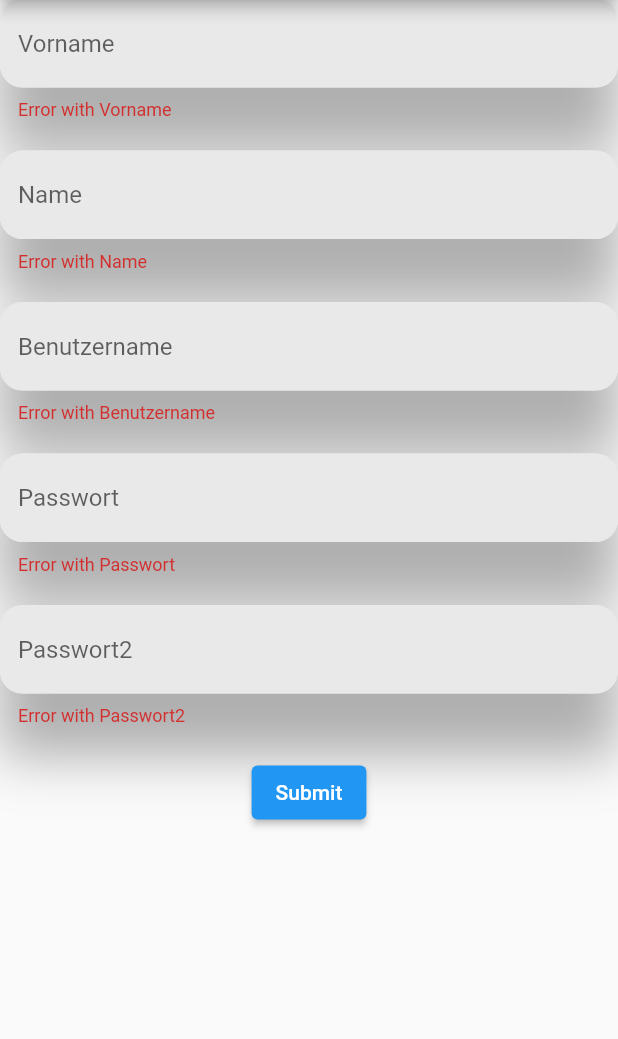
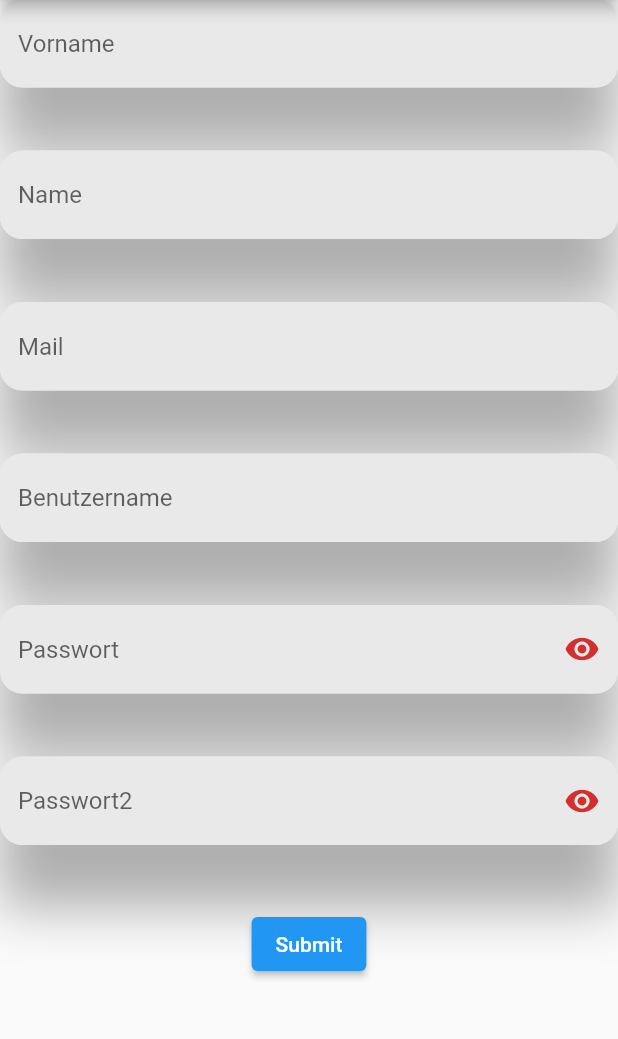
Before and after one commit to lukkaempf/Flutter_Test, a Flutter app: the Home screen opened by its route, after a tap on "Abmelden", after a tap on "Noch kein Konto? Jetzt Registieren", on a phone screen of 412 x 824 dp, the part 85-1124 px from its top. Run offline on Flutter 3.47's test engine with Material 2 defaults, Android fonts, the phone set to English and light mode, and no system bars; our stand-ins replace flutter_secure_storage; accounts and stored records are empty.

Commit message:
update signup, update flutter structure

```diff
--- a/lib/main.dart
+++ b/lib/main.dart
@@ -6,8 +6,8 @@ import 'package:http/http.dart' as http;
 import 'package:flutter_secure_storage/flutter_secure_storage.dart';
 import 'dart:convert';
 
-import 'package:testapp/sign_up.dart';
-import 'package:testapp/utilis/services/api_service.dart';
+import 'package:testapp/pages/signup/sign_up.dart';
+import 'package:testapp/pages/home/home.dart';
 
 final storage = FlutterSecureStorage();
 
@@ -43,50 +43,6 @@ class MyApp extends StatelessWidget {
         'login': (context) => Login(),
         'signup': (context) => Signup()
       },
-    );
-  }
-}
-
-class Home extends StatefulWidget {
-  const Home({Key? key}) : super(key: key);
-
-  @override
-  _HomeState createState() => _HomeState();
-}
-
-class _HomeState extends State<Home> {
-  @override
-  void initState() {
-    super.initState();
-    loginRequired(context);
-  }
-
-/*   @override
-  void dispose() {
-    super.dispose();
-  } */
-
-  @override
-  Widget build(BuildContext context) {
-    return Scaffold(
-      appBar: new AppBar(
-        title: new Text('test'),
-      ),
-      body: Center(
-          child: Column(
-        children: [
-          FloatingActionButton(
-            onPressed: () => logout(context),
-            child: Text('Abmelden'),
-            heroTag: '1',
-          ),
-          FloatingActionButton(
-            onPressed: () => testGetData(),
-            child: Text('Test'),
-            heroTag: '2',
-          )
-        ],
-      )),
     );
   }
 }
--- /dev/null
+++ b/lib/pages/home/home.dart
@@ -0,0 +1,47 @@
+import 'package:flutter/material.dart';
+import 'package:testapp/main.dart';
+import 'package:testapp/utilis/services/api_service.dart';
+
+class Home extends StatefulWidget {
+  const Home({Key? key}) : super(key: key);
+
+  @override
+  _HomeState createState() => _HomeState();
+}
+
+class _HomeState extends State<Home> {
+  @override
+  void initState() {
+    super.initState();
+    loginRequired(context);
+  }
+
+/*   @override
+  void dispose() {
+    super.dispose();
+  } */
+
+  @override
+  Widget build(BuildContext context) {
+    return Scaffold(
+      appBar: new AppBar(
+        title: new Text('test'),
+      ),
+      body: Center(
+          child: Column(
+        children: [
+          FloatingActionButton(
+            onPressed: () => logout(context),
+            child: Text('Abmelden'),
+            heroTag: '1',
+          ),
+          FloatingActionButton(
+            onPressed: () => testGetData(),
+            child: Text('Test'),
+            heroTag: '2',
+          )
+        ],
+      )),
+    );
+  }
+}
--- /dev/null
+++ b/lib/pages/signup/sign_up.dart
@@ -0,0 +1,116 @@
+import 'package:flutter/material.dart';
+import 'package:testapp/widgets/input_field.dart';
+import 'package:testapp/utilis/services/api_service.dart';
+
+Color maincolor = Color(0xffe9e9e9);
+Color shadowcolor = Color.fromRGBO(0, 0, 0, .3);
+Map map = {};
+
+class Signup extends StatefulWidget {
+  Signup({Key? key}) : super(key: key);
+
+  @override
+  _SignupState createState() => _SignupState();
+}
+
+class _SignupState extends State<Signup> {
+  final _formKey = GlobalKey<FormState>();
+
+  String? errorVorname = '';
+  String? errorName = '';
+  String? errorMail = '';
+  String? errorBenutzername = '';
+  String? errorPasswort = '';
+
+  @override
+  Widget build(BuildContext context) {
+    return Scaffold(
+        appBar: new AppBar(
+          title: new Text('test'),
+        ),
+        body: Form(
+          key: _formKey,
+          child: SingleChildScrollView(
+            child: Column(
+              children: [
+                InputField(
+                  textfieldtext: 'Vorname',
+                  errorfieldtext: errorVorname,
+                ),
+                SizedBox(
+                  height: 20,
+                ),
+                InputField(
+                  textfieldtext: 'Name',
+                  errorfieldtext: errorName,
+                ),
+                SizedBox(
+                  height: 20,
+                ),
+                InputField(
+                  textfieldtext: 'Mail',
+                  errorfieldtext: errorMail,
+                ),
+                SizedBox(
+                  height: 20,
+                ),
+                InputField(
+                  textfieldtext: 'Benutzername',
+                  errorfieldtext: errorBenutzername,
+                ),
+                SizedBox(
+                  height: 20,
+                ),
+                InputField(
+                  textfieldtext: 'Passwort',
+                  errorfieldtext: errorPasswort,
+                  passwortfield: true,
+                ),
+                SizedBox(
+                  height: 20,
+                ),
+                InputField(
+                  textfieldtext: 'Passwort2',
+                  errorfieldtext: errorPasswort,
+                  passwortfield: true,
+                ),
+                SizedBox(
+                  height: 20,
+                ),
+                ElevatedButton(
+                    onPressed: () async {
+                      errorVorname = '';
+                      errorName = '';
+                      errorMail = '';
+                      errorBenutzername = '';
+                      errorPasswort = '';
+                      _formKey.currentState!.save();
+                      Map result = await fetchData("signup", map);
+                      print(result);
+                      setState(() {
+                        if (result['errorAll'] != null) {
+                          errorVorname = result['errorAll'];
+                          errorName = result['errorAll'];
+                          errorMail = result['errorAll'];
+                          errorBenutzername = result['errorAll'];
+                          errorPasswort = result['errorAll'];
+                          errorPasswort = result['errorAll'];
+                        }
+                        result['errorPasswort'] != null
+                            ? errorPasswort = result['errorPasswort']
+                            : '';
+                        result['errorBenutzername'] != null
+                            ? errorBenutzername = result['errorBenutzername']
+                            : '';
+                      });
+                      result['message'] == 'erfolgreich'
+                          ? Navigator.pushReplacementNamed(context, 'login')
+                          : '';
+                    },
+                    child: Text('Submit'))
+              ],
+            ),
+          ),
+        ));
+  }
+}
--- a/lib/sign_up.dart
+++ /dev/null
@@ -1,67 +0,0 @@
-import 'package:flutter/material.dart';
-import 'package:testapp/widgets/input_field.dart';
-import 'package:testapp/utilis/services/api_service.dart';
-
-Color maincolor = Color(0xffe9e9e9);
-Color shadowcolor = Color.fromRGBO(0, 0, 0, .3);
-Map map = {};
-
-class Signup extends StatelessWidget {
-  Signup({Key? key}) : super(key: key);
-  final _formKey = GlobalKey<FormState>();
-
-  @override
-  Widget build(BuildContext context) {
-    return Scaffold(
-        appBar: new AppBar(
-          title: new Text('test'),
-        ),
-        body: Form(
-          key: _formKey,
-          child: SingleChildScrollView(
-            child: Column(
-              children: [
-                InputField(
-                  textfieldtext: 'Vorname',
-                ),
-                SizedBox(
-                  height: 20,
-                ),
-                InputField(
-                  textfieldtext: 'Name',
-                ),
-                SizedBox(
-                  height: 20,
-                ),
-                InputField(
-                  textfieldtext: 'Benutzername',
-                ),
-                SizedBox(
-                  height: 20,
-                ),
-                InputField(
-                  textfieldtext: 'Passwort',
-                ),
-                SizedBox(
-                  height: 20,
-                ),
-                InputField(
-                  textfieldtext: 'Passwort2',
-                ),
-                SizedBox(
-                  height: 20,
-                ),
-                ElevatedButton(
-                    onPressed: () async {
-                      _formKey.currentState!.save();
-                      print(map);
-                      Map result = await fetchData("signup", map);
-                      print(result);
-                    },
-                    child: Text('Submit'))
-              ],
-            ),
-          ),
-        ));
-  }
-}
--- a/lib/widgets/input_field.dart
+++ b/lib/widgets/input_field.dart
@@ -1,20 +1,49 @@
 import 'package:flutter/material.dart';
-import 'package:testapp/sign_up.dart';
+import 'package:testapp/pages/signup/sign_up.dart';
+import 'package:meta/meta.dart';
 
-class InputField extends StatelessWidget {
+class InputField extends StatefulWidget {
   final textfieldtext;
-  final String? usernamevalue = '';
-  InputField({Key? key, this.textfieldtext}) : super(key: key);
+  final errorfieldtext;
+  bool passwortfield;
+  bool _isObscure = true;
+  InputField(
+      {Key? key,
+      this.textfieldtext,
+      this.errorfieldtext,
+      this.passwortfield = false})
+      : super(key: key);
 
+  @override
+  _InputFieldState createState() => _InputFieldState();
+}
+
+class _InputFieldState extends State<InputField> {
   Widget build(BuildContext context) {
     return Container(
       child: TextFormField(
           onSaved: (String? value) {
-            map[textfieldtext] = value;
+            map[widget.textfieldtext] = value;
           },
           cursorColor: Colors.black,
+          obscureText:
+              (widget.passwortfield ? widget._isObscure : !widget._isObscure),
           decoration: InputDecoration(
-            errorText: 'Error with $textfieldtext',
+            suffixIcon: (widget.passwortfield
+                ? IconButton(
+                    icon: Icon(widget._isObscure
+                        ? Icons.visibility
+                        : Icons.visibility_off),
+                    onPressed: () {
+                      setState(() {
+                        widget._isObscure = !widget._isObscure;
+                      });
+                    })
+                : Visibility(
+                    child: Container(),
+                    visible: false,
+                  )),
+            errorText: widget.errorfieldtext,
             errorBorder: OutlineInputBorder(
               borderSide: BorderSide(color: maincolor),
               borderRadius: BorderRadius.circular(15),
@@ -23,7 +52,7 @@ class InputField extends StatelessWidget {
               borderSide: BorderSide(color: maincolor),
               borderRadius: BorderRadius.circular(15),
             ),
-            hintText: textfieldtext,
+            hintText: widget.textfieldtext,
             fillColor: maincolor,
             filled: true,
           )),
```
Also changed, not shown: pubspec.lock, 1 other file.
